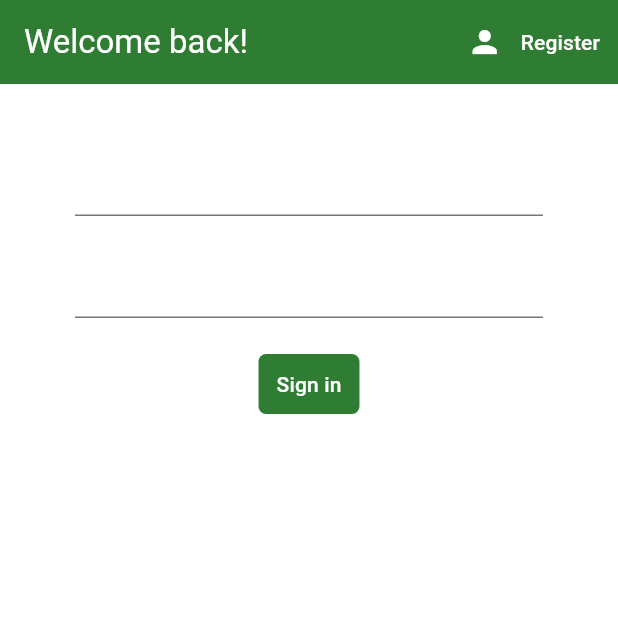
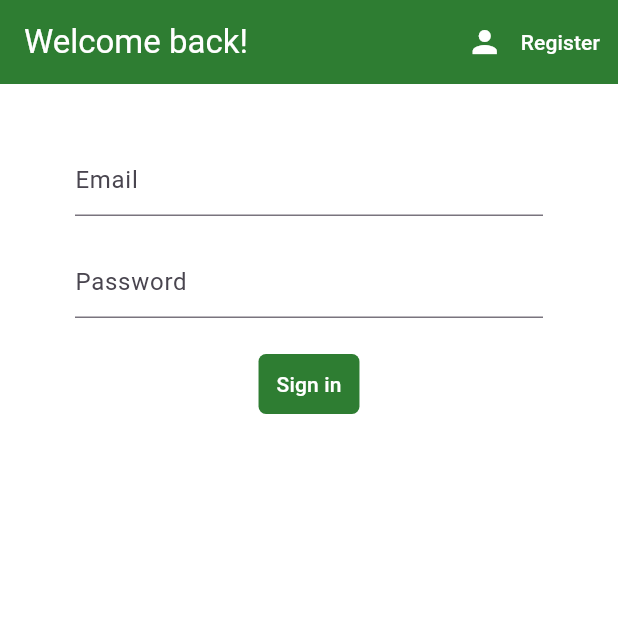
Before and after one commit to CraigAT1181/cookingpot_flutter, a Flutter app: the screen it shows after launch, on a phone screen of 412 x 824 dp, the top half of it. Run offline on Flutter 3.47's test engine with Material 3 defaults, Android fonts, the light colour scheme and no system bars; our stand-ins replace image_picker, supabase_flutter; accounts and stored records are empty.

Commit message:
Added a constants.dart file in shared to contain all styled components to use app-wide. Added textInputDecoration to add to TextInputFields.

```diff
--- a/lib/screens/authenticate/sign_in.dart
+++ b/lib/screens/authenticate/sign_in.dart
@@ -1,4 +1,5 @@
 import 'package:agrarian_flutter/services/auth.dart';
+import 'package:agrarian_flutter/shared/constants.dart';
 import 'package:agrarian_flutter/shared/primary_button.dart';
 import 'package:flutter/material.dart';
 
@@ -60,6 +61,7 @@ class _SignInState extends State<SignIn> {
                   height: 20.0,
                 ),
                 TextFormField(
+                  decoration: textInputDecoration.copyWith(hintText: 'Email'),
                   validator: (value) => value == null || value.isEmpty
                       ? 'Please enter an email address.'
                       : null,
@@ -71,6 +73,8 @@ class _SignInState extends State<SignIn> {
                   height: 20.0,
                 ),
                 TextFormField(
+                  decoration:
+                      textInputDecoration.copyWith(hintText: 'Password'),
                   validator: (value) => value == null || value.length < 6
                       ? 'Please ensure password is at least 6 characters long.'
                       : null,
--- /dev/null
+++ b/lib/shared/constants.dart
@@ -0,0 +1,5 @@
+import 'package:flutter/material.dart';
+
+final textInputDecoration = InputDecoration(
+    focusedBorder:
+        OutlineInputBorder(borderSide: BorderSide(color: Colors.green[800]!)));
```
